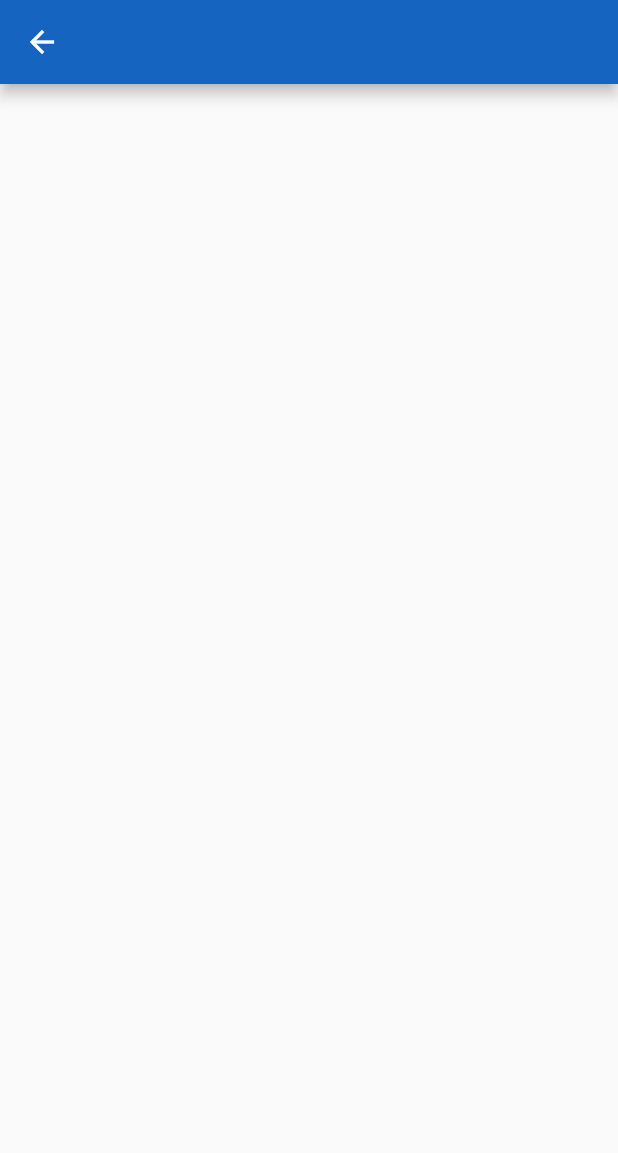
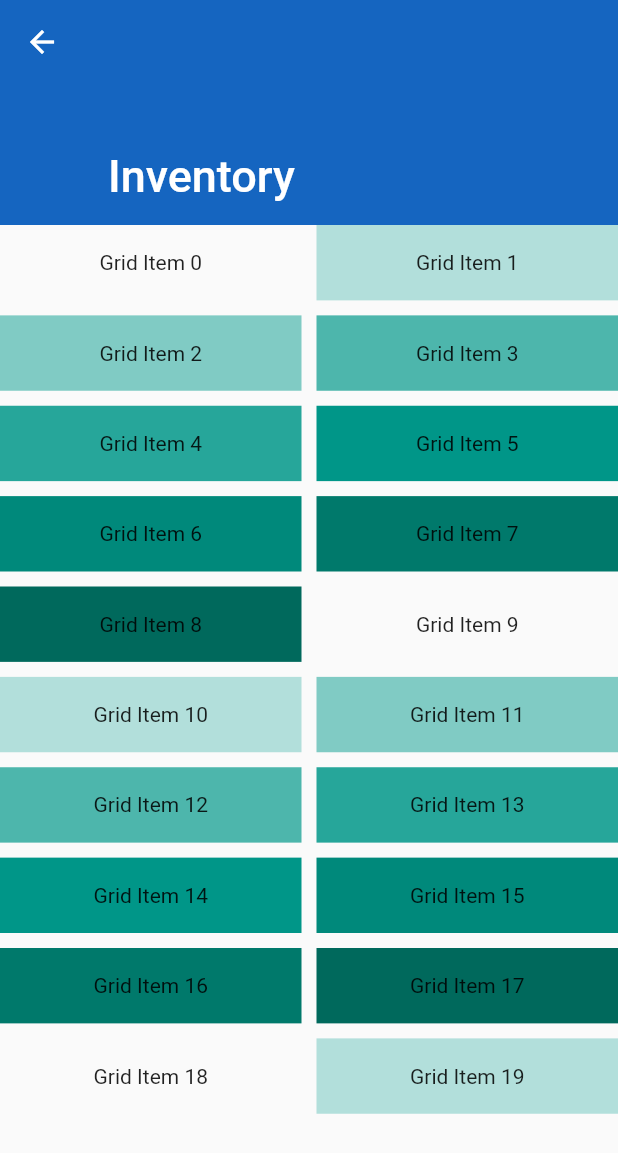
Before and after one commit to daehruoydeef/Zeitgeist, a Flutter app: the screen it shows after launch, after a tap on the "ac unit" icon, on a phone screen of 412 x 824 dp. Shown: the top 1153 px of the screen. Run offline on Flutter 3.47's test engine with Material 2 defaults, Android fonts, the phone set to English and light mode, and no system bars; our stand-ins replace flare_flutter.

Commit message:
started to add mockdata and inventory ui

```diff
--- /dev/null
+++ b/lib/data/mockData.dart
@@ -0,0 +1,13 @@
+import 'package:Zeitgeist/models/item.dart';
+
+// Item(this.name, this.probability, this.price, this.biome, this.imgPath);
+List<Item> mockItems = [
+  Item('Item1', 2.0, 20, 'default', 'assets/items/item1.png'),
+  Item('Item2', 5.0, 20, 'default', 'assets/items/item2.png'),
+  Item('Item3', 1.0, 30, 'default', 'assets/items/item3.png'),
+  Item('Item4', 1.0, 20, 'default', 'assets/items/item3.png'),
+  Item('Item5', 2.0, 25, 'default', 'assets/items/item2.png'),
+  Item('Item6', 1.0, 20, 'default', 'assets/items/item2.png'),
+  Item('Item7', 5.0, 25, 'default', 'assets/items/item1.png'),
+  Item('Item8', 7.0, 20, 'default', 'assets/items/item1.png'),
+];
--- a/lib/pages/Dashboard.dart
+++ b/lib/pages/Dashboard.dart
@@ -2,6 +2,7 @@ import 'package:flutter/material.dart';
 import 'package:Zeitgeist/widgets/Background.dart';
 import 'package:Zeitgeist/widgets/Character.dart';
 import 'package:Zeitgeist/widgets/Timer.dart';
+import 'package:Zeitgeist/widgets/Slider.dart';
 
 class Dashboard extends StatefulWidget {
   Dashboard({Key key}) : super(key: key);
@@ -11,8 +12,7 @@ class Dashboard extends StatefulWidget {
 }
 
 class _DashboardState extends State<Dashboard> {
-  double _value = 0.0;
-  void _setvalue(double value) => setState(() => _value = value);
+  double _minutes = 0.0;
 
   @override
   Widget build(BuildContext context) {
@@ -27,6 +27,7 @@ class _DashboardState extends State<Dashboard> {
               ),
               label: new Text("START MISSION"),
               onPressed: () {},
+              backgroundColor: Theme.of(context).primaryColor,
               shape: new BeveledRectangleBorder(
                 borderRadius: new BorderRadius.circular(10.0),
               ))),
@@ -38,7 +39,7 @@ class _DashboardState extends State<Dashboard> {
           child: IconButton(
             icon: Icon(
               Icons.ac_unit,
-              color: Theme.of(context).primaryColor,
+              color: Colors.white,
               size: 35,
             ),
             onPressed: () {
@@ -52,7 +53,7 @@ class _DashboardState extends State<Dashboard> {
             child: IconButton(
               icon: Icon(
                 Icons.settings,
-                color: Theme.of(context).primaryColor,
+                color: Colors.white,
                 size: 35,
               ),
               onPressed: () {
@@ -67,17 +68,14 @@ class _DashboardState extends State<Dashboard> {
         children: [
           Background(),
           Character(),
-          Timer(),
-          Container(
-              padding: EdgeInsets.only(
-                bottom: 50,
-              ),
-              height: MediaQuery.of(context).size.height,
-              alignment: Alignment.bottomCenter,
-              child: Container(
-                  height: MediaQuery.of(context).size.height * 0.1,
-                  width: MediaQuery.of(context).size.width * 0.9,
-                  child: new Slider(value: _value, onChanged: _setvalue)))
+          Timer(minutes: _minutes),
+          CustomSlider(
+            value: _minutes,
+            onChanged: (value) {
+              print(value.round());
+              setState(() => _minutes = value);
+            },
+          ),
         ],
       )),
     );
--- a/lib/pages/Inventory.dart
+++ b/lib/pages/Inventory.dart
@@ -1,4 +1,8 @@
 import 'package:flutter/material.dart';
+import 'package:Zeitgeist/widgets/InventoryHeader.dart';
+import 'package:Zeitgeist/widgets/ItemCards.dart';
+import 'package:Zeitgeist/data/mockData.dart';
+import 'package:Zeitgeist/models/item.dart';
 
 class Inventory extends StatefulWidget {
   Inventory({Key key}) : super(key: key);
@@ -8,17 +12,51 @@ class Inventory extends StatefulWidget {
 }
 
 class _InventoryState extends State<Inventory> {
+  List<Item> items;
+
+  @override
+  void initState() {
+    super.initState();
+    // Database call
+    List<Item> itm = mockItems;
+    setItems(itm);
+    // set Items
+  }
+
+  setItems(itm) {
+    setState(() => items = itm);
+  }
+
   @override
   Widget build(BuildContext context) {
     return Scaffold(
-      appBar: AppBar(
-        leading: IconButton(
-          icon: Icon(Icons.arrow_back),
-          onPressed: () {
-            Navigator.pop(context);
-          },
+        body: Container(
+            child: CustomScrollView(slivers: <Widget>[
+      const SliverAppBar(
+        pinned: true,
+        expandedHeight: 150.0,
+        flexibleSpace: FlexibleSpaceBar(
+          title: Text('Inventory'),
         ),
       ),
-    );
+      SliverGrid(
+        gridDelegate: SliverGridDelegateWithMaxCrossAxisExtent(
+          maxCrossAxisExtent: 200.0,
+          mainAxisSpacing: 10.0,
+          crossAxisSpacing: 10.0,
+          childAspectRatio: 4.0,
+        ),
+        delegate: SliverChildBuilderDelegate(
+          (BuildContext context, int index) {
+            return Container(
+              alignment: Alignment.center,
+              color: Colors.teal[100 * (index % 9)],
+              child: Text('Grid Item $index'),
+            );
+          },
+          childCount: 20,
+        ),
+      ),
+    ])));
   }
 }
--- /dev/null
+++ b/lib/widgets/Slider.dart
@@ -0,0 +1,30 @@
+import 'package:flutter/material.dart';
+
+class CustomSlider extends StatelessWidget {
+  final double value;
+  final Function onChanged;
+
+  const CustomSlider({Key key, @required this.value, @required this.onChanged})
+      : super(key: key);
+
+  @override
+  Widget build(BuildContext context) {
+    return Container(
+        padding: EdgeInsets.only(
+          bottom: 50,
+        ),
+        height: MediaQuery.of(context).size.height,
+        alignment: Alignment.bottomCenter,
+        child: Container(
+            height: MediaQuery.of(context).size.height * 0.1,
+            width: MediaQuery.of(context).size.width * 0.9,
+            child: new Slider(
+              value: value,
+              onChanged: onChanged,
+              max: 120,
+              min: 0,
+              divisions: 24,
+              activeColor: Theme.of(context).primaryColor,
+            )));
+  }
+}
--- a/lib/widgets/Timer.dart
+++ b/lib/widgets/Timer.dart
@@ -1,7 +1,9 @@
 import 'package:flutter/material.dart';
 
 class Timer extends StatefulWidget {
-  Timer({Key key}) : super(key: key);
+  final double minutes;
+
+  Timer({Key key, this.minutes}) : super(key: key);
 
   @override
   _TimerState createState() => _TimerState();
@@ -14,8 +16,11 @@ class _TimerState extends State<Timer> {
       width: MediaQuery.of(context).size.width,
       height: MediaQuery.of(context).size.height * 0.5,
       child: Center(
-          child: Text('120:00',
-              style: TextStyle(fontSize: 46, fontWeight: FontWeight.bold))),
+          child: Text('${widget.minutes.round()}:00',
+              style: TextStyle(
+                  fontSize: 46,
+                  fontWeight: FontWeight.bold,
+                  color: Colors.white))),
     );
   }
 }
```
Also changed, not shown: lib/widgets/InventoryHeader.dart (added, +49 -0 lines), lib/widgets/ItemCards.dart (added, +20 -0 lines), assets/items/item1.png (added), assets/items/item2.png (added), assets/items/item3.png (added).
